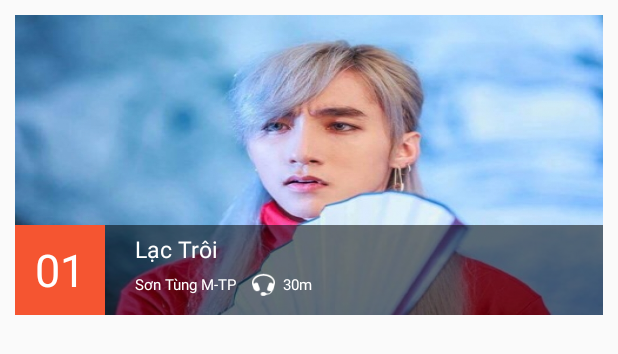
After one commit to huynhkhoavin/music, an Android app: the layout header_small_list.xml on its own in the app's theme, with its tools: preview values and no code run, on a phone screen of 412 x 824 dp. The commit adds this screen. Shown: the top 354 px of the screen. Run offline under Robolectric (Android 15) with nearby library versions, the light colour scheme and no system bars.

Commit message:
Add Tabs KhoaVin

```diff
--- a/app/src/main/java/com/example/khoavin/nativemusic/Adapter/SmallPlaylistAdapter.java
+++ b/app/src/main/java/com/example/khoavin/nativemusic/Adapter/SmallPlaylistAdapter.java
@@ -31,7 +31,7 @@ public class SmallPlaylistAdapter extends BaseAdapter {
     }
     @Override
     public int getCount() {
-        return 0;
+        return songNames.length;
     }
 
     @Override
@@ -51,12 +51,12 @@ public class SmallPlaylistAdapter extends BaseAdapter {
         if(convertView==null){
             LayoutInflater inflater = (LayoutInflater)context.getSystemService(Context.LAYOUT_INFLATER_SERVICE);
             listView = inflater.inflate(R.layout.single_small_list,null);
-            TextView sequenceNumber = (TextView)listView.findViewById(R.id.small_list_image);
+            TextView sequenceNumber = (TextView)listView.findViewById(R.id.small_list_tv);
             TextView songName = (TextView)listView.findViewById(R.id.small_list_songname);
             TextView singer = (TextView)listView.findViewById(R.id.small_list_singer);
             TextView hearNumber = (TextView)listView.findViewById(R.id.small_list_hearnumber);
 
-            sequenceNumber.setText(sequences[position]);
+            sequenceNumber.setText(String.valueOf(sequences[position]));
             songName.setText(songNames[position]);
             singer.setText(singers[position]);
             hearNumber.setText(hearNumbers[position]);
--- /dev/null
+++ b/app/src/main/res/drawable/divider.xml
@@ -0,0 +1,5 @@
+<?xml version="1.0" encoding="UTF-8"?>
+<shape
+    xmlns:android="http://schemas.android.com/apk/res/android">
+    <gradient android:startColor="#fff" android:centerColor="#d3d3d3" android:endColor="#fff" android:angle="0" />
+</shape>
--- /dev/null
+++ b/app/src/main/res/drawable/tab_selector.xml
@@ -0,0 +1,4 @@
+<selector xmlns:android="http://schemas.android.com/apk/res/android">
+
+
+</selector>
--- /dev/null
+++ b/app/src/main/res/layout/header_small_list.xml
@@ -0,0 +1,90 @@
+<?xml version="1.0" encoding="utf-8"?>
+<RelativeLayout
+    xmlns:android="http://schemas.android.com/apk/res/android"
+    xmlns:tools="http://schemas.android.com/tools"
+    android:id="@+id/header_background"
+    android:layout_width="wrap_content"
+    android:layout_margin="10dp"
+    android:layout_height="200dp">
+    <RelativeLayout
+        android:layout_height="match_parent"
+        android:layout_width="match_parent"
+        android:background="@drawable/sontung">
+        <LinearLayout
+            android:orientation="horizontal"
+            android:layout_width="match_parent"
+            android:layout_height="60dp"
+            android:layout_alignParentBottom="true"
+            android:layout_alignParentLeft="true"
+            android:layout_alignParentStart="true">
+
+            <TextView
+                android:text="01"
+                android:textSize="30dp"
+                android:layout_width="60dp"
+                android:id="@+id/textView"
+                android:background="#F55531"
+                android:gravity="center"
+                android:textColor="@color/layout_white"
+                android:layout_height="60dp" />
+
+            <LinearLayout
+                android:layout_width="match_parent"
+                android:layout_height="60dp"
+                android:orientation="vertical"
+                android:background="#8000">
+
+                <TextView
+
+                    android:text="Lạc Trôi"
+                    android:textSize="15dp"
+                    android:layout_marginTop="5dp"
+                    android:textColor="@color/layout_white"
+                    android:layout_height="wrap_content"
+                    android:layout_marginLeft="20dp"
+                    android:layout_width="wrap_content"
+                    android:id="@+id/textView3">
+
+                </TextView>
+
+                <LinearLayout
+                    android:layout_width="wrap_content"
+                    android:layout_height="wrap_content"
+                    android:layout_marginTop="5dp"
+                    android:layout_gravity="center_vertical">
+
+                    <TextView
+                        android:text="Sơn Tùng M-TP"
+                        android:textColor="@color/layout_white"
+
+                        android:layout_marginLeft="20dp"
+                        android:layout_width="wrap_content"
+                        android:layout_height="wrap_content"
+                        android:textSize="10dp"
+                        android:layout_gravity="center_vertical"
+                        android:id="@+id/textView2" />
+
+                    <ImageView
+                        android:layout_marginLeft="10dp"
+                        android:layout_width="15dp"
+                        android:layout_height="15dp"
+                        android:layout_gravity="center_vertical"
+                        android:background="@android:drawable/stat_sys_headset"
+                        android:id="@+id/imageView2" />
+
+                    <TextView
+                        android:layout_width="wrap_content"
+                        android:text="30m"
+                        android:textColor="@color/layout_white"
+                        android:layout_marginLeft="5dp"
+                        android:gravity="center"
+                        android:textSize="10dp"
+                        android:layout_height="match_parent"
+                        android:id="@+id/textView7" />
+                </LinearLayout>
+
+            </LinearLayout>
+
+        </LinearLayout>
+    </RelativeLayout>
+</RelativeLayout>
--- a/app/src/main/res/layout/home_fragment.xml
+++ b/app/src/main/res/layout/home_fragment.xml
@@ -23,7 +23,7 @@
         <ListView
             android:layout_width="wrap_content"
             android:layout_height="150dp"
-
+            android:background="@drawable/layout_border"
             android:id="@+id/horizontal_listview"
             android:scrollbars="horizontal"
             android:layout_marginBottom="8dp"
@@ -33,7 +33,7 @@
             android:id="@+id/grid_view"
             android:layout_width="match_parent"
             android:layout_height="match_parent"
-
+            android:background="@drawable/layout_border"
             android:gravity="center"
             android:horizontalSpacing="8dp"
             android:numColumns="3"
--- a/app/src/main/res/values/colors.xml
+++ b/app/src/main/res/values/colors.xml
@@ -1,7 +1,7 @@
 <?xml version="1.0" encoding="utf-8"?>
 <resources>
-    <color name="colorPrimary">#546b76</color>
-    <color name="colorPrimaryDark">#3e5560</color>
+    <color name="colorPrimary">#F55531</color>
+    <color name="colorPrimaryDark">#D3D3D3</color>
     <color name="colorAccent">#FF4081</color>
     <color name="red">#fc1606</color>
     <color name="layout_white">#ffffff</color>
@@ -11,4 +11,5 @@
     <color name="small_text">#818181</color>
     <color name="big_text">#060606</color>
     <color name="nct">#0099cc</color>
+    <color name="background_color">#D3D3D3</color>
 </resources>
--- a/app/src/main/res/values/styles.xml
+++ b/app/src/main/res/values/styles.xml
@@ -11,7 +11,6 @@
         <item name="actionBarTabTextStyle">@style/tabcolor</item>
         <item name="android:windowActionBarOverlay">true</item>
 
-        <!--<item name="android:actionBarTabTextStyle">@style/tabcolor</item>-->
     </style>
 
     <style name="theme">
@@ -30,11 +29,11 @@
         <!--<item name="android:background">@drawable/actionbar_tab_bg</item>-->
         <item name="android:paddingLeft">32dp</item>
         <item name="android:paddingRight">32dp</item>
-        <item name="android:background">#ffa500</item>
+        <item name="android:background">#fff</item>
     </style>
 
     <style name="tabcolor" parent="@android:style/Widget.Holo.Light.ActionBar.TabText">
-        <item name="android:textColor">@android:color/background_light</item>
+        <item name="android:textColor">@android:color/background_dark</item>
     </style>
 
     <style name="AppTheme.NoActionBar">
```
Also changed, not shown: app/src/main/java/com/example/khoavin/nativemusic/Adapter/PlaylistAdapter.java (+47 -12 lines), app/src/main/java/com/example/khoavin/nativemusic/MainActivity.java (+31 -47 lines), app/src/main/java/com/example/khoavin/nativemusic/Tabs/RankTab.java (+12 -5 lines), app/src/main/res/drawable/border.xml (+8 -3 lines), app/src/main/res/drawable/layout_border.xml (added, +14 -0 lines), app/src/main/res/layout/rank_fragment.xml (+9 -11 lines), app/src/main/res/layout/single_small_list.xml (+61 -59 lines), library/src/main/res/values/attrs.xml (added, +28 -0 lines), app/src/main/res/drawable/gradient_background.jpg (added), app/src/main/res/drawable/sontung.jpg (added), 2 other files.
